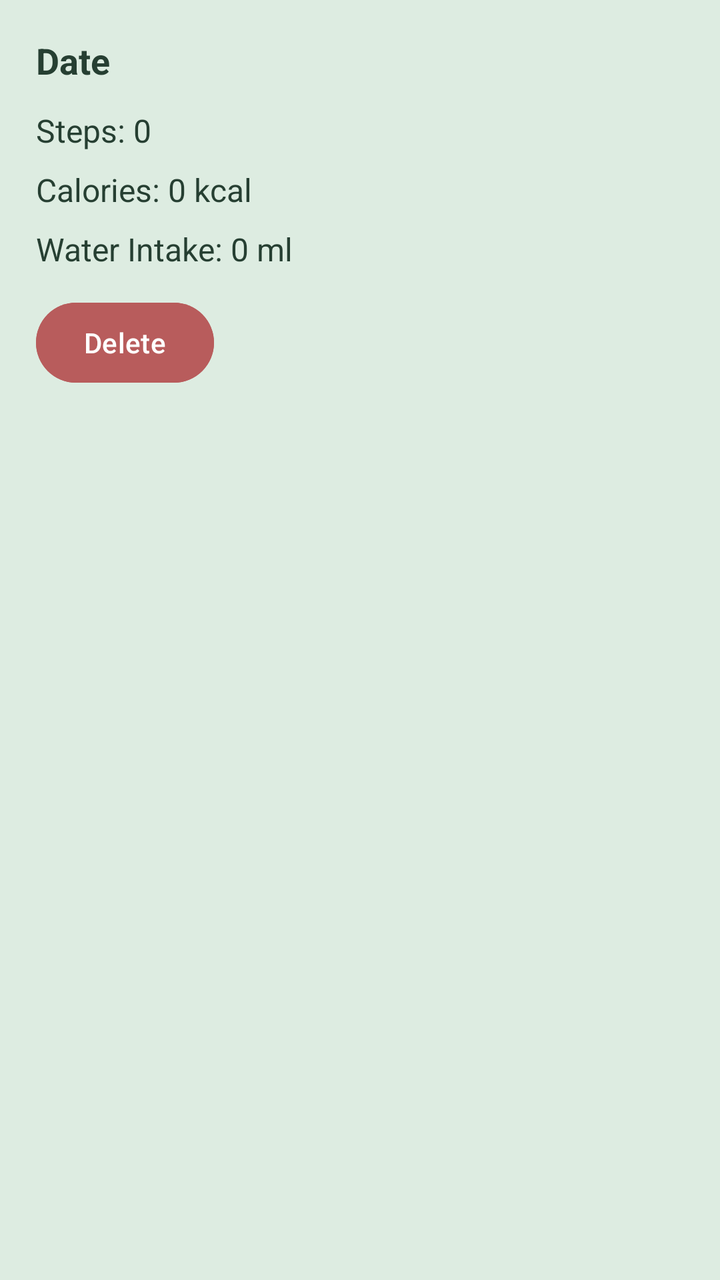
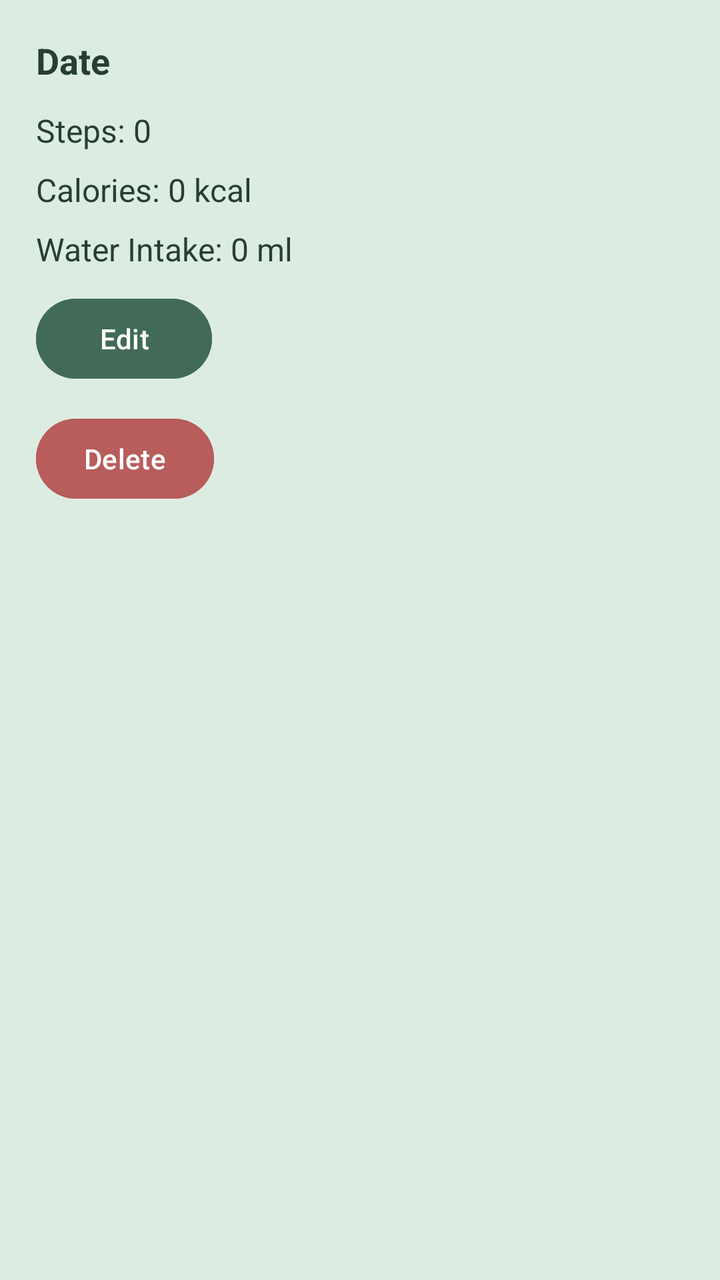

Compare the two renders of this Android layout. The source of the first and the diff that turns it into the second are given below.
<!-- AndroidManifest.xml: application theme Theme.HealthMate -->
<!-- res/layout/item_health_record.xml -->
<?xml version="1.0" encoding="utf-8"?>
<LinearLayout xmlns:android="http://schemas.android.com/apk/res/android"
    android:layout_width="match_parent"
    android:layout_height="wrap_content"
    android:layout_marginBottom="12dp"
    android:orientation="vertical"
    android:background="#DDECE1"
    android:padding="18dp">

    <TextView
        android:id="@+id/tvRecordDate"
        android:layout_width="match_parent"
        android:layout_height="wrap_content"
        android:text="Date"
        android:textSize="18sp"
        android:textStyle="bold"
        android:textColor="#263F32" />

    <TextView
        android:id="@+id/tvRecordSteps"
        android:layout_width="match_parent"
        android:layout_height="wrap_content"
        android:layout_marginTop="12dp"
        android:text="Steps: 0"
        android:textSize="16sp"
        android:textColor="#263F32" />

    <TextView
        android:id="@+id/tvRecordCalories"
        android:layout_width="match_parent"
        android:layout_height="wrap_content"
        android:layout_marginTop="8dp"
        android:text="Calories: 0 kcal"
        android:textSize="16sp"
        android:textColor="#263F32" />

    <TextView
        android:id="@+id/tvRecordWater"
        android:layout_width="match_parent"
        android:layout_height="wrap_content"
        android:layout_marginTop="8dp"
        android:text="Water Intake: 0 ml"
        android:textSize="16sp"
        android:textColor="#263F32" />

    <Button
        android:id="@+id/btnDeleteRecord"
        android:layout_width="wrap_content"
        android:layout_height="wrap_content"
        android:layout_marginTop="12dp"
        android:text="Delete"
        android:textColor="#FFFFFF"
        android:backgroundTint="#B85C5C" />

</LinearLayout>
<!-- resources referenced by this layout -->
<resources>
  <style name="Theme.HealthMate" parent="Base.Theme.HealthMate" />
  <style name="Base.Theme.HealthMate" parent="Theme.Material3.DayNight.NoActionBar">
          
          
      </style>
</resources>

<!-- the commit's change to res/layout/item_health_record.xml (unified diff, before → after) -->
@@ -44,6 +44,15 @@
         android:textColor="#263F32" />
 
     <Button
+        android:id="@+id/btnEditRecord"
+        android:layout_width="wrap_content"
+        android:layout_height="wrap_content"
+        android:text="Edit"
+        android:layout_marginTop="10dp"
+        android:textColor="#FFFFFF"
+        android:backgroundTint="#426B57" />
+
+    <Button
         android:id="@+id/btnDeleteRecord"
         android:layout_width="wrap_content"
         android:layout_height="wrap_content"
